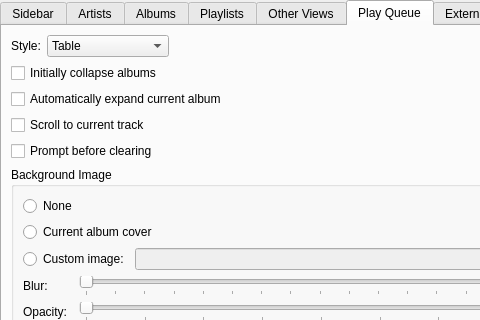
The window that gui/interfacesettings.ui (CDrummond/cantata) describes before a commit, drawn with Qt 5; both pictures show x 0 to 480 and y 0 to 320 of the 734 by 542 pixel window.
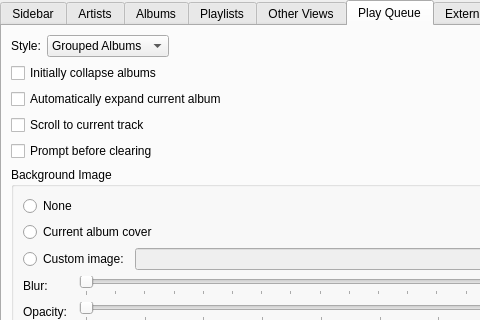
The same window after the commit. The open tabs and pages were chosen to show the change. Custom widgets are drawn as their Qt base class.

Commit message: Place 'Grouped Albums' before 'Table' in playqueue view settings, to be consistent with playlist view settings.

Diff of the .ui file:
```diff
--- a/gui/interfacesettings.ui
+++ b/gui/interfacesettings.ui
@@ -446,7 +446,7 @@
         <widget class="QComboBox" name="playQueueGrouped">
          <item>
           <property name="text">
-           <string>Table</string>
+           <string>Grouped Albums</string>
           </property>
          </item>
          <item>
```
Left out of the diff: 2 changed lines with no effect on the pictures. The commit also changes 1 other file.
